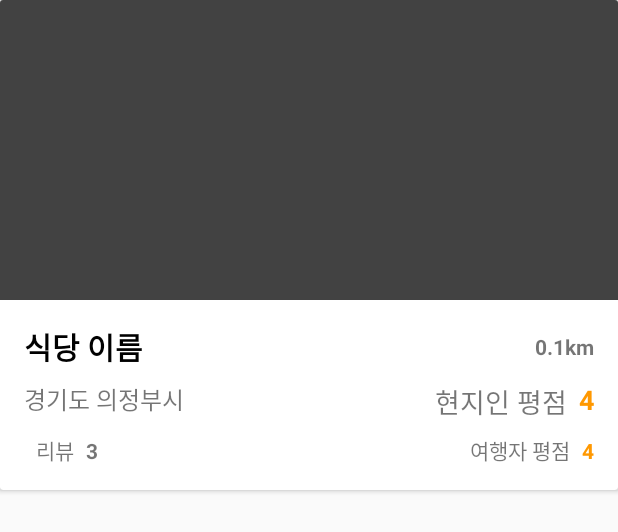
After one commit to j0077/Hackathon, an Android app: the layout layout_restaurant_card.xml on its own in the app's theme, with its tools: preview values and no code run, on a phone screen of 412 x 824 dp. The commit adds this screen. Shown: the top 532 px of the screen. Run offline under Robolectric (Android 15) with nearby library versions, the phone set to English and light mode, and no system bars.

Commit message:
MainActivity 구현

```diff
--- a/MyApplication3/app/src/main/AndroidManifest.xml
+++ b/MyApplication3/app/src/main/AndroidManifest.xml
@@ -21,4 +21,5 @@
     </application>
 
     <uses-permission android:name="android.permission.INTERNET" />
+    <uses-permission android:name="android.permission.ACCESS_FINE_LOCATION" />
 </manifest>
--- /dev/null
+++ b/MyApplication3/app/src/main/res/drawable/ic_pin_drop_black_24dp.xml
@@ -0,0 +1,5 @@
+<vector android:alpha="0.6" android:height="24dp"
+    android:viewportHeight="24.0" android:viewportWidth="24.0"
+    android:width="24dp" xmlns:android="http://schemas.android.com/apk/res/android">
+    <path android:fillColor="#FF000000" android:pathData="M18,8c0,-3.31 -2.69,-6 -6,-6S6,4.69 6,8c0,4.5 6,11 6,11s6,-6.5 6,-11zM10,8c0,-1.1 0.9,-2 2,-2s2,0.9 2,2 -0.89,2 -2,2c-1.1,0 -2,-0.9 -2,-2zM5,20v2h14v-2L5,20z"/>
+</vector>
--- /dev/null
+++ b/MyApplication3/app/src/main/res/drawable/ic_star_black_24dp.xml
@@ -0,0 +1,5 @@
+<vector android:alpha="0.7" android:height="24dp"
+    android:viewportHeight="24.0" android:viewportWidth="24.0"
+    android:width="24dp" xmlns:android="http://schemas.android.com/apk/res/android">
+    <path android:fillColor="#FF000000" android:pathData="M12,17.27L18.18,21l-1.64,-7.03L22,9.24l-7.19,-0.61L12,2 9.19,8.63 2,9.24l5.46,4.73L5.82,21z"/>
+</vector>
--- /dev/null
+++ b/MyApplication3/app/src/main/res/layout/layout_restaurant_card.xml
@@ -0,0 +1,144 @@
+<?xml version="1.0" encoding="utf-8"?>
+<android.support.v7.widget.CardView
+    xmlns:android="http://schemas.android.com/apk/res/android"
+    xmlns:app="http://schemas.android.com/apk/res-auto"
+    xmlns:tools="http://schemas.android.com/tools"
+    android:layout_width="match_parent"
+    android:layout_height="wrap_content"
+    android:layout_marginBottom="32dp"
+    android:elevation="8dp"
+    android:clickable="true"
+    android:foreground="?selectableItemBackground">
+
+    <android.support.constraint.ConstraintLayout
+        android:layout_width="match_parent"
+        android:layout_height="match_parent">
+
+        <ImageView
+            android:id="@+id/restaurant_card_image_view"
+            android:layout_width="0dp"
+            android:layout_height="200dp"
+            android:background="@color/cardview_dark_background"
+            app:layout_constraintEnd_toEndOf="parent"
+            app:layout_constraintStart_toStartOf="parent"
+            app:layout_constraintTop_toTopOf="parent" />
+
+        <TextView
+            android:id="@+id/restaurant_card_title"
+            android:layout_width="wrap_content"
+            android:layout_height="wrap_content"
+            android:layout_marginStart="16dp"
+            android:layout_marginTop="16dp"
+            android:text="식당 이름"
+            android:textColor="#000"
+            android:textSize="20dp"
+            android:textStyle="bold"
+            app:layout_constraintStart_toStartOf="parent"
+            app:layout_constraintTop_toBottomOf="@+id/restaurant_card_image_view" />
+
+        <TextView
+            android:id="@+id/restaurant_card_address"
+            android:layout_width="wrap_content"
+            android:layout_height="21dp"
+            android:layout_marginStart="16dp"
+            android:layout_marginTop="8dp"
+            android:text="경기도 의정부시"
+            android:textSize="16dp"
+            app:layout_constraintStart_toStartOf="parent"
+            app:layout_constraintTop_toBottomOf="@+id/restaurant_card_title" />
+
+        <TextView
+            android:id="@+id/restaurant_card_review_label"
+            android:layout_width="wrap_content"
+            android:layout_height="wrap_content"
+            android:layout_marginStart="24dp"
+            android:text="리뷰"
+            android:textSize="14dp"
+            app:layout_constraintBottom_toBottomOf="@+id/restaurant_card_traveler_rate_label"
+            app:layout_constraintStart_toStartOf="parent"
+            app:layout_constraintTop_toTopOf="@+id/restaurant_card_traveler_rate_label" />
+
+        <TextView
+            android:id="@+id/restaurant_card_review"
+            android:layout_width="0dp"
+            android:layout_height="wrap_content"
+            android:layout_marginStart="8dp"
+            android:text="3"
+            android:textSize="14dp"
+            android:textStyle="bold"
+            app:layout_constraintBottom_toBottomOf="@+id/restaurant_card_review_label"
+            app:layout_constraintStart_toEndOf="@+id/restaurant_card_review_label"
+            app:layout_constraintTop_toTopOf="@+id/restaurant_card_review_label" />
+
+
+        <TextView
+            android:id="@+id/restaurant_card_distance"
+            android:layout_width="wrap_content"
+            android:layout_height="wrap_content"
+            android:layout_marginStart="8dp"
+            android:layout_marginEnd="16dp"
+            android:text="0.1km"
+            android:textAppearance="@style/TextAppearance.AppCompat.Small"
+            android:textSize="14dp"
+            android:textStyle="bold"
+            app:layout_constraintBottom_toBottomOf="@+id/restaurant_card_title"
+            app:layout_constraintEnd_toEndOf="parent"
+            app:layout_constraintHorizontal_bias="1.0"
+            app:layout_constraintStart_toEndOf="@+id/restaurant_card_title"
+            app:layout_constraintTop_toTopOf="@+id/restaurant_card_title" />
+
+        <TextView
+            android:id="@+id/restaurant_card_local_rate_label"
+            android:layout_width="wrap_content"
+            android:layout_height="wrap_content"
+            android:layout_marginEnd="8dp"
+            android:text="현지인 평점"
+            android:textSize="18dp"
+            app:layout_constraintEnd_toStartOf="@+id/restaurant_card_local_rate"
+            app:layout_constraintTop_toTopOf="@+id/restaurant_card_address" />
+
+        <TextView
+            android:id="@+id/restaurant_card_local_rate"
+            android:layout_width="wrap_content"
+            android:layout_height="wrap_content"
+            android:layout_marginEnd="16dp"
+            android:text="4"
+            android:textColor="@color/colorPrimary"
+            android:textSize="18dp"
+            android:textStyle="bold"
+            app:layout_constraintBottom_toBottomOf="@+id/restaurant_card_local_rate_label"
+            app:layout_constraintEnd_toEndOf="parent"
+            app:layout_constraintTop_toTopOf="@+id/restaurant_card_local_rate_label"
+            app:layout_constraintVertical_bias="0.0" />
+
+        <TextView
+            android:id="@+id/restaurant_card_traveler_rate_label"
+            android:layout_width="wrap_content"
+            android:layout_height="wrap_content"
+            android:layout_marginTop="8dp"
+            android:layout_marginEnd="8dp"
+            android:layout_marginBottom="16dp"
+            android:text="여행자 평점"
+            android:textSize="14dp"
+            app:layout_constraintBottom_toBottomOf="parent"
+            app:layout_constraintEnd_toStartOf="@+id/restaurant_card_traveler_rate"
+            app:layout_constraintTop_toBottomOf="@+id/restaurant_card_local_rate_label"
+            app:layout_constraintVertical_bias="0.0" />
+
+        <TextView
+            android:id="@+id/restaurant_card_traveler_rate"
+            android:layout_width="wrap_content"
+            android:layout_height="wrap_content"
+            android:layout_marginEnd="16dp"
+            android:text="4"
+            android:textColor="@color/colorPrimary"
+            android:textSize="14dp"
+            android:textStyle="bold"
+            app:layout_constraintBottom_toBottomOf="@+id/restaurant_card_traveler_rate_label"
+            app:layout_constraintEnd_toEndOf="parent"
+            app:layout_constraintTop_toTopOf="@+id/restaurant_card_traveler_rate_label" />
+
+
+    </android.support.constraint.ConstraintLayout>
+
+</android.support.v7.widget.CardView>
--- a/MyApplication3/app/src/main/res/values/colors.xml
+++ b/MyApplication3/app/src/main/res/values/colors.xml
@@ -1,6 +1,6 @@
 <?xml version="1.0" encoding="utf-8"?>
 <resources>
-    <color name="colorPrimary">#008577</color>
-    <color name="colorPrimaryDark">#00574B</color>
+    <color name="colorPrimary">#ff9800</color>
+    <color name="colorPrimaryDark">#f57c00</color>
     <color name="colorAccent">#D81B60</color>
 </resources>
--- a/MyApplication3/app/src/main/res/values/styles.xml
+++ b/MyApplication3/app/src/main/res/values/styles.xml
@@ -1,7 +1,7 @@
 <resources>
 
     <!-- Base application theme. -->
-    <style name="AppTheme" parent="Theme.AppCompat.Light.DarkActionBar">
+    <style name="AppTheme" parent="Theme.AppCompat.Light.NoActionBar">
         <!-- Customize your theme here. -->
         <item name="colorPrimary">@color/colorPrimary</item>
         <item name="colorPrimaryDark">@color/colorPrimaryDark</item>
```
Also changed, not shown: MyApplication3/app/build.gradle (+9 -0 lines), MyApplication3/app/src/main/java/com/example/myapplication/MainActivity.java (+38 -1 lines), MyApplication3/app/src/main/java/com/example/myapplication/adapters/BaseAdapter.java (added, +38 -0 lines), MyApplication3/app/src/main/java/com/example/myapplication/adapters/BaseViewHolder.java (added, +13 -0 lines), MyApplication3/app/src/main/java/com/example/myapplication/adapters/RestaurantAdapter.java (added, +73 -0 lines), MyApplication3/app/src/main/java/com/example/myapplication/models/RestaurantModel.java (added, +10 -0 lines), MyApplication3/app/src/main/res/layout/activity_main.xml (+61 -8 lines), 6 other files.
